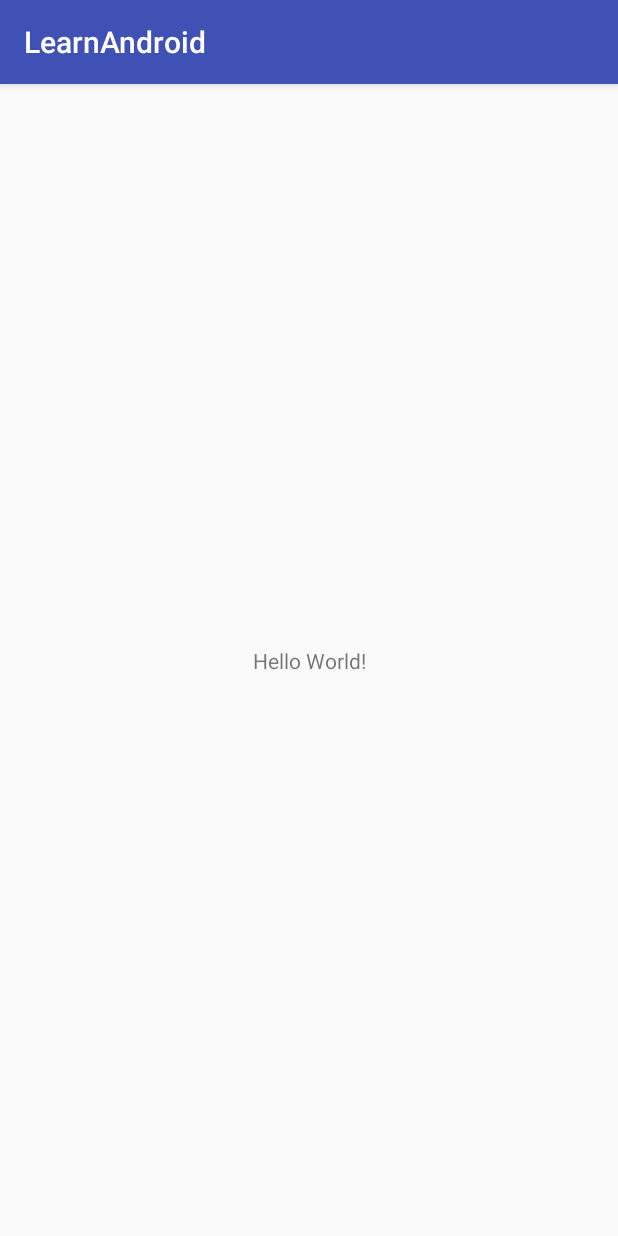
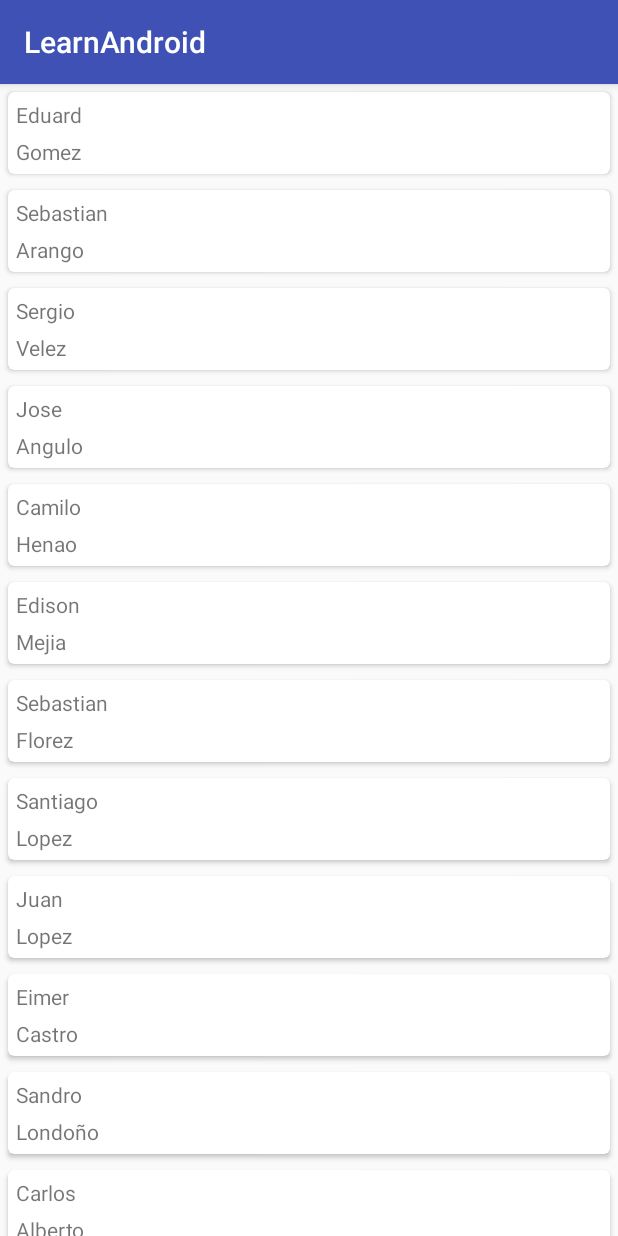
Before and after one commit to eduardo76609/LearnAndroid, an Android app: the screen it shows after launch (MainActivity), on a phone screen of 412 x 824 dp. Run offline under Robolectric (Android 15) with nearby library versions, the phone set to English and light mode, and no system bars.

Commit message:
Finished example

```diff
--- a/app/build.gradle
+++ b/app/build.gradle
@@ -25,4 +25,7 @@ dependencies {
     testImplementation 'junit:junit:4.12'
     androidTestImplementation 'com.android.support.test:runner:1.0.2'
     androidTestImplementation 'com.android.support.test.espresso:espresso-core:3.0.2'
+
+    implementation 'com.android.support:cardview-v7:27.1.1'
+    implementation 'com.android.support:recyclerview-v7:27.1.1'
 }
--- /dev/null
+++ b/app/src/main/java/com/example/eduardgomez/learnandroid/ExampleAdapter.java
@@ -0,0 +1,47 @@
+package com.example.eduardgomez.learnandroid;
+
+import android.support.v7.widget.RecyclerView;
+import android.view.LayoutInflater;
+import android.view.View;
+import android.view.ViewGroup;
+import android.widget.TextView;
+
+import java.util.List;
+
+public class ExampleAdapter extends RecyclerView.Adapter<ExampleAdapter.ViewHolder> {
+
+    private List<User> users;
+
+    public ExampleAdapter(List<User> users) {
+        this.users = users;
+    }
+
+    @Override
+    public ExampleAdapter.ViewHolder onCreateViewHolder(ViewGroup viewGroup, int i) {
+        View itemView = LayoutInflater.from(viewGroup.getContext()).inflate(R.layout.card, viewGroup, false);
+        return new ViewHolder(itemView);
+    }
+
+    @Override
+    public void onBindViewHolder(ViewHolder viewHolder, int i) {
+        User user = users.get(i);
+        viewHolder.name.setText(user.getName());
+        viewHolder.lastname.setText(user.getLastname());
+    }
+
+    @Override
+    public int getItemCount() {
+        return this.users.size();
+    }
+
+    public static class ViewHolder extends RecyclerView.ViewHolder {
+        TextView name;
+        TextView lastname;
+        public ViewHolder(View itemView) {
+            super(itemView);
+            name = itemView.findViewById(R.id.text_name);
+            lastname = itemView.findViewById(R.id.text_lastname);
+        }
+    }
+
+}
--- a/app/src/main/java/com/example/eduardgomez/learnandroid/MainActivity.java
+++ b/app/src/main/java/com/example/eduardgomez/learnandroid/MainActivity.java
@@ -2,12 +2,47 @@ package com.example.eduardgomez.learnandroid;
 
 import android.support.v7.app.AppCompatActivity;
 import android.os.Bundle;
+import android.support.v7.widget.LinearLayoutManager;
+import android.support.v7.widget.RecyclerView;
+
+import java.util.ArrayList;
+import java.util.List;
 
 public class MainActivity extends AppCompatActivity {
+
+    private RecyclerView mRecyclerView;
+    private ExampleAdapter mExampleAdapter;
+    private RecyclerView.LayoutManager mLayoutManager;
 
     @Override
     protected void onCreate(Bundle savedInstanceState) {
         super.onCreate(savedInstanceState);
         setContentView(R.layout.activity_main);
+
+        mRecyclerView = findViewById(R.id.my_recycler_view);
+        mRecyclerView.setHasFixedSize(true);
+        mLayoutManager = new LinearLayoutManager(this);
+        mRecyclerView.setLayoutManager(mLayoutManager);
+
+        mExampleAdapter = new ExampleAdapter(loadData());
+        mRecyclerView.setAdapter(mExampleAdapter);
     }
+
+    public List<User> loadData() {
+        List<User> ListUser = new ArrayList();
+        ListUser.add(new User("Eduard", "Gomez"));
+        ListUser.add(new User("Sebastian", "Arango"));
+        ListUser.add(new User("Sergio", "Velez"));
+        ListUser.add(new User("Jose", "Angulo"));
+        ListUser.add(new User("Camilo", "Henao"));
+        ListUser.add(new User("Edison", "Mejia"));
+        ListUser.add(new User("Sebastian", "Florez"));
+        ListUser.add(new User("Santiago", "Lopez"));
+        ListUser.add(new User("Juan", "Lopez"));
+        ListUser.add(new User("Eimer", "Castro"));
+        ListUser.add(new User("Sandro", "Londoño"));
+        ListUser.add(new User("Carlos", "Alberto"));
+        return ListUser;
+    }
+
 }
--- /dev/null
+++ b/app/src/main/java/com/example/eduardgomez/learnandroid/User.java
@@ -0,0 +1,29 @@
+package com.example.eduardgomez.learnandroid;
+
+public class User {
+
+    private String name;
+    private String lastname;
+
+    public User(String name, String lastname) {
+        this.name = name;
+        this.lastname = lastname;
+    }
+
+    public String getLastname() {
+        return lastname;
+    }
+
+    public void setLastname(String lastname) {
+        this.lastname = lastname;
+    }
+
+    public String getName() {
+        return name;
+    }
+
+    public void setName(String name) {
+        this.name = name;
+    }
+
+}
--- a/app/src/main/res/layout/activity_main.xml
+++ b/app/src/main/res/layout/activity_main.xml
@@ -1,18 +1,14 @@
 <?xml version="1.0" encoding="utf-8"?>
 <android.support.constraint.ConstraintLayout xmlns:android="http://schemas.android.com/apk/res/android"
-    xmlns:app="http://schemas.android.com/apk/res-auto"
     xmlns:tools="http://schemas.android.com/tools"
     android:layout_width="match_parent"
     android:layout_height="match_parent"
     tools:context=".MainActivity">
 
-    <TextView
-        android:layout_width="wrap_content"
-        android:layout_height="wrap_content"
-        android:text="Hello World!"
-        app:layout_constraintBottom_toBottomOf="parent"
-        app:layout_constraintLeft_toLeftOf="parent"
-        app:layout_constraintRight_toRightOf="parent"
-        app:layout_constraintTop_toTopOf="parent" />
+    <android.support.v7.widget.RecyclerView
+        android:id="@+id/my_recycler_view"
+        android:layout_width="match_parent"
+        android:layout_height="match_parent"
+        android:scrollbars="vertical" />
 
 </android.support.constraint.ConstraintLayout>
--- /dev/null
+++ b/app/src/main/res/layout/card.xml
@@ -0,0 +1,30 @@
+<android.support.v7.widget.CardView xmlns:android="http://schemas.android.com/apk/res/android"
+    xmlns:card_view="http://schemas.android.com/apk/res-auto"
+    xmlns:tools="http://schemas.android.com/tools"
+    android:layout_width="match_parent"
+    android:layout_height="wrap_content"
+    android:layout_margin="5dp"
+    card_view:cardCornerRadius="4dp">
+
+    <LinearLayout
+        android:layout_width="match_parent"
+        android:layout_height="match_parent"
+        android:orientation="vertical"
+        android:padding="5dp">
+
+        <TextView
+            android:id="@+id/text_name"
+            android:layout_width="wrap_content"
+            android:layout_height="wrap_content"
+            tools:text="Eduard"
+            android:layout_marginBottom="5dp"/>
+
+        <TextView
+            android:id="@+id/text_lastname"
+            android:layout_width="wrap_content"
+            android:layout_height="wrap_content"
+            tools:text="Gomez"/>
+
+    </LinearLayout>
+
+</android.support.v7.widget.CardView>
```
